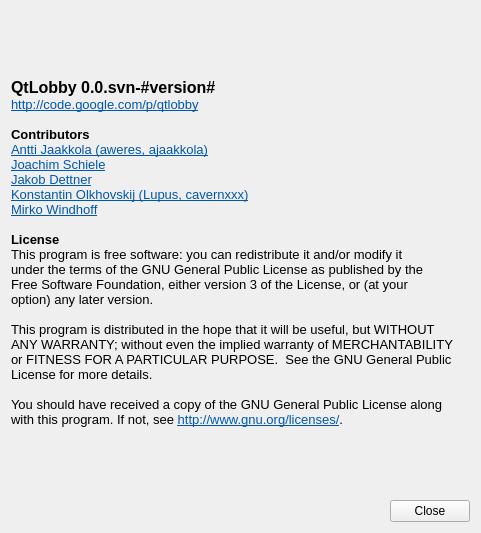
First picture: the form in ui/AboutWidget.ui, repository tizbac/qtlobby, before the edit.
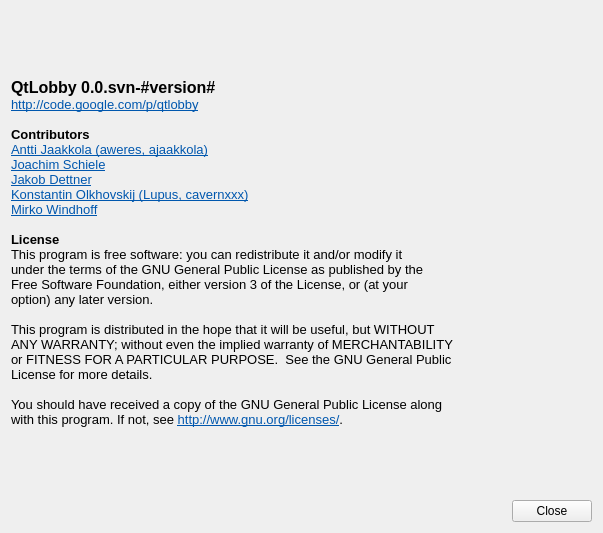
Second picture: the form after the edit. Icons and pictures are not drawn.

Commit message: fixed missing icon in about widget; updated german translation.

The edit to the form file:
```diff
--- a/ui/AboutWidget.ui
+++ b/ui/AboutWidget.ui
@@ -6,7 +6,7 @@
    <rect>
     <x>0</x>
     <y>0</y>
-    <width>481</width>
+    <width>603</width>
     <height>533</height>
    </rect>
   </property>
@@ -22,29 +22,29 @@
         <string>&lt;!DOCTYPE HTML PUBLIC &quot;-//W3C//DTD HTML 4.0//EN&quot; &quot;http://www.w3.org/TR/REC-html40/strict.dtd&quot;&gt;
 &lt;html&gt;&lt;head&gt;&lt;meta name=&quot;qrichtext&quot; content=&quot;1&quot; /&gt;&lt;style type=&quot;text/css&quot;&gt;
 p, li { white-space: pre-wrap; }
-&lt;/style&gt;&lt;/head&gt;&lt;body style=&quot; font-family:'Verdana'; font-size:10pt; font-weight:400; font-style:normal;&quot;&gt;
-&lt;p style=&quot; margin-top:0px; margin-bottom:0px; margin-left:0px; margin-right:0px; -qt-block-indent:0; text-indent:0px;&quot;&gt;&lt;img src=&quot;:/icons/qtlobby-logo.png&quot; /&gt;&lt;/p&gt;
-&lt;p style=&quot; margin-top:0px; margin-bottom:0px; margin-left:0px; margin-right:0px; -qt-block-indent:0; text-indent:0px;&quot;&gt;&lt;span style=&quot; font-size:12pt; font-weight:600;&quot;&gt;QtLobby 0.0.svn-#version#&lt;/span&gt;&lt;/p&gt;
-&lt;p style=&quot; margin-top:0px; margin-bottom:0px; margin-left:0px; margin-right:0px; -qt-block-indent:0; text-indent:0px;&quot;&gt;&lt;a href=&quot;http://code.google.com/p/qtlobby/&quot;&gt;&lt;span style=&quot; text-decoration: underline; color:#0057ae;&quot;&gt;http://code.google.com/p/qtlobby&lt;/span&gt;&lt;/a&gt;&lt;/p&gt;
-&lt;p style=&quot;-qt-paragraph-type:empty; margin-top:0px; margin-bottom:0px; margin-left:0px; margin-right:0px; -qt-block-indent:0; text-indent:0px; font-family:'Sans Serif';&quot;&gt;&lt;/p&gt;
-&lt;p style=&quot; margin-top:0px; margin-bottom:0px; margin-left:0px; margin-right:0px; -qt-block-indent:0; text-indent:0px;&quot;&gt;&lt;span style=&quot; font-family:'Sans Serif'; font-weight:600;&quot;&gt;Contributors&lt;/span&gt;&lt;/p&gt;
-&lt;p style=&quot; margin-top:0px; margin-bottom:0px; margin-left:0px; margin-right:0px; -qt-block-indent:0; text-indent:0px;&quot;&gt;&lt;a href=&quot;http://code.google.com/u/ajaakkola/&quot;&gt;&lt;span style=&quot; text-decoration: underline; color:#0057ae;&quot;&gt;Antti Jaakkola (aweres, ajaakkola)&lt;/span&gt;&lt;/a&gt;&lt;/p&gt;
-&lt;p style=&quot; margin-top:0px; margin-bottom:0px; margin-left:0px; margin-right:0px; -qt-block-indent:0; text-indent:0px;&quot;&gt;&lt;a href=&quot;http://lastlog.de&quot;&gt;&lt;span style=&quot; text-decoration: underline; color:#0057ae;&quot;&gt;Joachim Schiele&lt;/span&gt;&lt;/a&gt;&lt;/p&gt;
-&lt;p style=&quot; margin-top:0px; margin-bottom:0px; margin-left:0px; margin-right:0px; -qt-block-indent:0; text-indent:0px;&quot;&gt;&lt;a href=&quot;http://jakob.dettner.de&quot;&gt;&lt;span style=&quot; text-decoration: underline; color:#0057ae;&quot;&gt;Jakob Dettner&lt;/span&gt;&lt;/a&gt;&lt;/p&gt;
-&lt;p style=&quot; margin-top:0px; margin-bottom:0px; margin-left:0px; margin-right:0px; -qt-block-indent:0; text-indent:0px;&quot;&gt;&lt;a href=&quot;http://code.google.com/u/cavernxxx/&quot;&gt;&lt;span style=&quot; text-decoration: underline; color:#0057ae;&quot;&gt;Konstantin Olkhovskij (Lupus, cavernxxx)&lt;/span&gt;&lt;/a&gt;&lt;/p&gt;
-&lt;p style=&quot; margin-top:0px; margin-bottom:0px; margin-left:0px; margin-right:0px; -qt-block-indent:0; text-indent:0px;&quot;&gt;&lt;a href=&quot;http://mirko.windhoff.net&quot;&gt;&lt;span style=&quot; text-decoration: underline; color:#0057ae;&quot;&gt;Mirko Windhoff&lt;/span&gt;&lt;/a&gt;&lt;/p&gt;
-&lt;p style=&quot;-qt-paragraph-type:empty; margin-top:0px; margin-bottom:0px; margin-left:0px; margin-right:0px; -qt-block-indent:0; text-indent:0px; font-family:'Sans Serif';&quot;&gt;&lt;/p&gt;
-&lt;p style=&quot; margin-top:0px; margin-bottom:0px; margin-left:0px; margin-right:0px; -qt-block-indent:0; text-indent:0px;&quot;&gt;&lt;span style=&quot; font-family:'Sans Serif'; font-weight:600;&quot;&gt;License&lt;/span&gt;&lt;/p&gt;
-&lt;p style=&quot; margin-top:0px; margin-bottom:0px; margin-left:0px; margin-right:0px; -qt-block-indent:0; text-indent:0px;&quot;&gt;&lt;span style=&quot; font-family:'Sans Serif';&quot;&gt;This program is free software: you can redistribute it and/or modify it &lt;/span&gt;&lt;/p&gt;
-&lt;p style=&quot; margin-top:0px; margin-bottom:0px; margin-left:0px; margin-right:0px; -qt-block-indent:0; text-indent:0px;&quot;&gt;&lt;span style=&quot; font-family:'Sans Serif';&quot;&gt;under the terms of the GNU General Public License as published by the &lt;/span&gt;&lt;/p&gt;
-&lt;p style=&quot; margin-top:0px; margin-bottom:0px; margin-left:0px; margin-right:0px; -qt-block-indent:0; text-indent:0px;&quot;&gt;&lt;span style=&quot; font-family:'Sans Serif';&quot;&gt;Free Software Foundation, either version 3 of the License, or (at your &lt;/span&gt;&lt;/p&gt;
-&lt;p style=&quot; margin-top:0px; margin-bottom:0px; margin-left:0px; margin-right:0px; -qt-block-indent:0; text-indent:0px;&quot;&gt;&lt;span style=&quot; font-family:'Sans Serif';&quot;&gt;option) any later version.&lt;/span&gt;&lt;/p&gt;
-&lt;p style=&quot; margin-top:0px; margin-bottom:0px; margin-left:0px; margin-right:0px; -qt-block-indent:0; text-indent:0px;&quot;&gt;&lt;span style=&quot; font-family:'Sans Serif';&quot;&gt;&lt;br /&gt;This program is distributed in the hope that it will be useful, but WITHOUT &lt;/span&gt;&lt;/p&gt;
-&lt;p style=&quot; margin-top:0px; margin-bottom:0px; margin-left:0px; margin-right:0px; -qt-block-indent:0; text-indent:0px;&quot;&gt;&lt;span style=&quot; font-family:'Sans Serif';&quot;&gt;ANY WARRANTY; without even the implied warranty of MERCHANTABILITY &lt;/span&gt;&lt;/p&gt;
-&lt;p style=&quot; margin-top:0px; margin-bottom:0px; margin-left:0px; margin-right:0px; -qt-block-indent:0; text-indent:0px;&quot;&gt;&lt;span style=&quot; font-family:'Sans Serif';&quot;&gt;or FITNESS FOR A PARTICULAR PURPOSE.  See the GNU General Public &lt;/span&gt;&lt;/p&gt;
-&lt;p style=&quot; margin-top:0px; margin-bottom:0px; margin-left:0px; margin-right:0px; -qt-block-indent:0; text-indent:0px;&quot;&gt;&lt;span style=&quot; font-family:'Sans Serif';&quot;&gt;License for more details.&lt;/span&gt;&lt;/p&gt;
-&lt;p style=&quot; margin-top:0px; margin-bottom:0px; margin-left:0px; margin-right:0px; -qt-block-indent:0; text-indent:0px;&quot;&gt;&lt;span style=&quot; font-family:'Sans Serif';&quot;&gt;&lt;br /&gt;You should have received a copy of the GNU General Public License along &lt;/span&gt;&lt;/p&gt;
-&lt;p style=&quot; margin-top:0px; margin-bottom:0px; margin-left:0px; margin-right:0px; -qt-block-indent:0; text-indent:0px;&quot;&gt;&lt;span style=&quot; font-family:'Sans Serif';&quot;&gt;with this program. If not, see &lt;/span&gt;&lt;a href=&quot;http://www.gnu.org/licenses/&quot;&gt;&lt;span style=&quot; text-decoration: underline; color:#0057ae;&quot;&gt;http://www.gnu.org/licenses/&lt;/span&gt;&lt;/a&gt;&lt;span style=&quot; font-family:'Sans Serif';&quot;&gt;.&lt;/span&gt;&lt;/p&gt;&lt;/body&gt;&lt;/html&gt;</string>
+&lt;/style&gt;&lt;/head&gt;&lt;body style=&quot; font-family:'DejaVu Sans'; font-size:9pt; font-weight:400; font-style:normal;&quot;&gt;
+&lt;p style=&quot; margin-top:0px; margin-bottom:0px; margin-left:0px; margin-right:0px; -qt-block-indent:0; text-indent:0px;&quot;&gt;&lt;img src=&quot;:/icons/qtlobby-logo-64x64.png&quot; /&gt;&lt;/p&gt;
+&lt;p style=&quot; margin-top:0px; margin-bottom:0px; margin-left:0px; margin-right:0px; -qt-block-indent:0; text-indent:0px;&quot;&gt;&lt;span style=&quot; font-family:'Verdana'; font-size:12pt; font-weight:600;&quot;&gt;QtLobby 0.0.svn-#version#&lt;/span&gt;&lt;/p&gt;
+&lt;p style=&quot; margin-top:0px; margin-bottom:0px; margin-left:0px; margin-right:0px; -qt-block-indent:0; text-indent:0px;&quot;&gt;&lt;a href=&quot;http://code.google.com/p/qtlobby/&quot;&gt;&lt;span style=&quot; font-family:'Verdana'; font-size:10pt; text-decoration: underline; color:#0057ae;&quot;&gt;http://code.google.com/p/qtlobby&lt;/span&gt;&lt;/a&gt;&lt;/p&gt;
+&lt;p style=&quot;-qt-paragraph-type:empty; margin-top:0px; margin-bottom:0px; margin-left:0px; margin-right:0px; -qt-block-indent:0; text-indent:0px; font-family:'Sans Serif'; font-size:10pt;&quot;&gt;&lt;/p&gt;
+&lt;p style=&quot; margin-top:0px; margin-bottom:0px; margin-left:0px; margin-right:0px; -qt-block-indent:0; text-indent:0px;&quot;&gt;&lt;span style=&quot; font-family:'Sans Serif'; font-size:10pt; font-weight:600;&quot;&gt;Contributors&lt;/span&gt;&lt;/p&gt;
+&lt;p style=&quot; margin-top:0px; margin-bottom:0px; margin-left:0px; margin-right:0px; -qt-block-indent:0; text-indent:0px;&quot;&gt;&lt;a href=&quot;http://code.google.com/u/ajaakkola/&quot;&gt;&lt;span style=&quot; font-family:'Verdana'; font-size:10pt; text-decoration: underline; color:#0057ae;&quot;&gt;Antti Jaakkola (aweres, ajaakkola)&lt;/span&gt;&lt;/a&gt;&lt;/p&gt;
+&lt;p style=&quot; margin-top:0px; margin-bottom:0px; margin-left:0px; margin-right:0px; -qt-block-indent:0; text-indent:0px;&quot;&gt;&lt;a href=&quot;http://lastlog.de&quot;&gt;&lt;span style=&quot; font-family:'Verdana'; font-size:10pt; text-decoration: underline; color:#0057ae;&quot;&gt;Joachim Schiele&lt;/span&gt;&lt;/a&gt;&lt;/p&gt;
+&lt;p style=&quot; margin-top:0px; margin-bottom:0px; margin-left:0px; margin-right:0px; -qt-block-indent:0; text-indent:0px;&quot;&gt;&lt;a href=&quot;http://jakob.dettner.de&quot;&gt;&lt;span style=&quot; font-family:'Verdana'; font-size:10pt; text-decoration: underline; color:#0057ae;&quot;&gt;Jakob Dettner&lt;/span&gt;&lt;/a&gt;&lt;/p&gt;
+&lt;p style=&quot; margin-top:0px; margin-bottom:0px; margin-left:0px; margin-right:0px; -qt-block-indent:0; text-indent:0px;&quot;&gt;&lt;a href=&quot;http://code.google.com/u/cavernxxx/&quot;&gt;&lt;span style=&quot; font-family:'Verdana'; font-size:10pt; text-decoration: underline; color:#0057ae;&quot;&gt;Konstantin Olkhovskij (Lupus, cavernxxx)&lt;/span&gt;&lt;/a&gt;&lt;/p&gt;
+&lt;p style=&quot; margin-top:0px; margin-bottom:0px; margin-left:0px; margin-right:0px; -qt-block-indent:0; text-indent:0px;&quot;&gt;&lt;a href=&quot;http://mirko.windhoff.net&quot;&gt;&lt;span style=&quot; font-family:'Verdana'; font-size:10pt; text-decoration: underline; color:#0057ae;&quot;&gt;Mirko Windhoff&lt;/span&gt;&lt;/a&gt;&lt;/p&gt;
+&lt;p style=&quot;-qt-paragraph-type:empty; margin-top:0px; margin-bottom:0px; margin-left:0px; margin-right:0px; -qt-block-indent:0; text-indent:0px; font-family:'Sans Serif'; font-size:10pt;&quot;&gt;&lt;/p&gt;
+&lt;p style=&quot; margin-top:0px; margin-bottom:0px; margin-left:0px; margin-right:0px; -qt-block-indent:0; text-indent:0px;&quot;&gt;&lt;span style=&quot; font-family:'Sans Serif'; font-size:10pt; font-weight:600;&quot;&gt;License&lt;/span&gt;&lt;/p&gt;
+&lt;p style=&quot; margin-top:0px; margin-bottom:0px; margin-left:0px; margin-right:0px; -qt-block-indent:0; text-indent:0px;&quot;&gt;&lt;span style=&quot; font-family:'Sans Serif'; font-size:10pt;&quot;&gt;This program is free software: you can redistribute it and/or modify it &lt;/span&gt;&lt;/p&gt;
+&lt;p style=&quot; margin-top:0px; margin-bottom:0px; margin-left:0px; margin-right:0px; -qt-block-indent:0; text-indent:0px;&quot;&gt;&lt;span style=&quot; font-family:'Sans Serif'; font-size:10pt;&quot;&gt;under the terms of the GNU General Public License as published by the &lt;/span&gt;&lt;/p&gt;
+&lt;p style=&quot; margin-top:0px; margin-bottom:0px; margin-left:0px; margin-right:0px; -qt-block-indent:0; text-indent:0px;&quot;&gt;&lt;span style=&quot; font-family:'Sans Serif'; font-size:10pt;&quot;&gt;Free Software Foundation, either version 3 of the License, or (at your &lt;/span&gt;&lt;/p&gt;
+&lt;p style=&quot; margin-top:0px; margin-bottom:0px; margin-left:0px; margin-right:0px; -qt-block-indent:0; text-indent:0px;&quot;&gt;&lt;span style=&quot; font-family:'Sans Serif'; font-size:10pt;&quot;&gt;option) any later version.&lt;/span&gt;&lt;/p&gt;
+&lt;p style=&quot; margin-top:0px; margin-bottom:0px; margin-left:0px; margin-right:0px; -qt-block-indent:0; text-indent:0px;&quot;&gt;&lt;span style=&quot; font-family:'Sans Serif'; font-size:10pt;&quot;&gt;&lt;br /&gt;This program is distributed in the hope that it will be useful, but WITHOUT &lt;/span&gt;&lt;/p&gt;
+&lt;p style=&quot; margin-top:0px; margin-bottom:0px; margin-left:0px; margin-right:0px; -qt-block-indent:0; text-indent:0px;&quot;&gt;&lt;span style=&quot; font-family:'Sans Serif'; font-size:10pt;&quot;&gt;ANY WARRANTY; without even the implied warranty of MERCHANTABILITY &lt;/span&gt;&lt;/p&gt;
+&lt;p style=&quot; margin-top:0px; margin-bottom:0px; margin-left:0px; margin-right:0px; -qt-block-indent:0; text-indent:0px;&quot;&gt;&lt;span style=&quot; font-family:'Sans Serif'; font-size:10pt;&quot;&gt;or FITNESS FOR A PARTICULAR PURPOSE.  See the GNU General Public &lt;/span&gt;&lt;/p&gt;
+&lt;p style=&quot; margin-top:0px; margin-bottom:0px; margin-left:0px; margin-right:0px; -qt-block-indent:0; text-indent:0px;&quot;&gt;&lt;span style=&quot; font-family:'Sans Serif'; font-size:10pt;&quot;&gt;License for more details.&lt;/span&gt;&lt;/p&gt;
+&lt;p style=&quot; margin-top:0px; margin-bottom:0px; margin-left:0px; margin-right:0px; -qt-block-indent:0; text-indent:0px;&quot;&gt;&lt;span style=&quot; font-family:'Sans Serif'; font-size:10pt;&quot;&gt;&lt;br /&gt;You should have received a copy of the GNU General Public License along &lt;/span&gt;&lt;/p&gt;
+&lt;p style=&quot; margin-top:0px; margin-bottom:0px; margin-left:0px; margin-right:0px; -qt-block-indent:0; text-indent:0px;&quot;&gt;&lt;span style=&quot; font-family:'Sans Serif'; font-size:10pt;&quot;&gt;with this program. If not, see &lt;/span&gt;&lt;a href=&quot;http://www.gnu.org/licenses/&quot;&gt;&lt;span style=&quot; font-family:'Verdana'; font-size:10pt; text-decoration: underline; color:#0057ae;&quot;&gt;http://www.gnu.org/licenses/&lt;/span&gt;&lt;/a&gt;&lt;span style=&quot; font-family:'Sans Serif'; font-size:10pt;&quot;&gt;.&lt;/span&gt;&lt;/p&gt;&lt;/body&gt;&lt;/html&gt;</string>
        </property>
        <property name="openExternalLinks">
         <bool>true</bool>
```
The commit also changes 1 other file.
